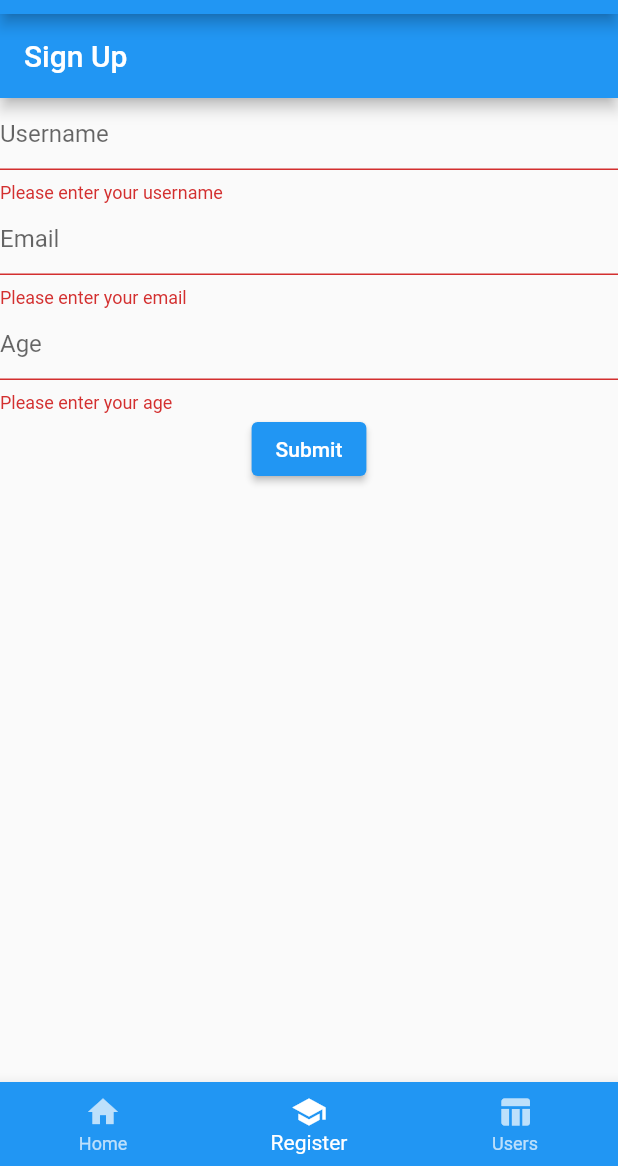
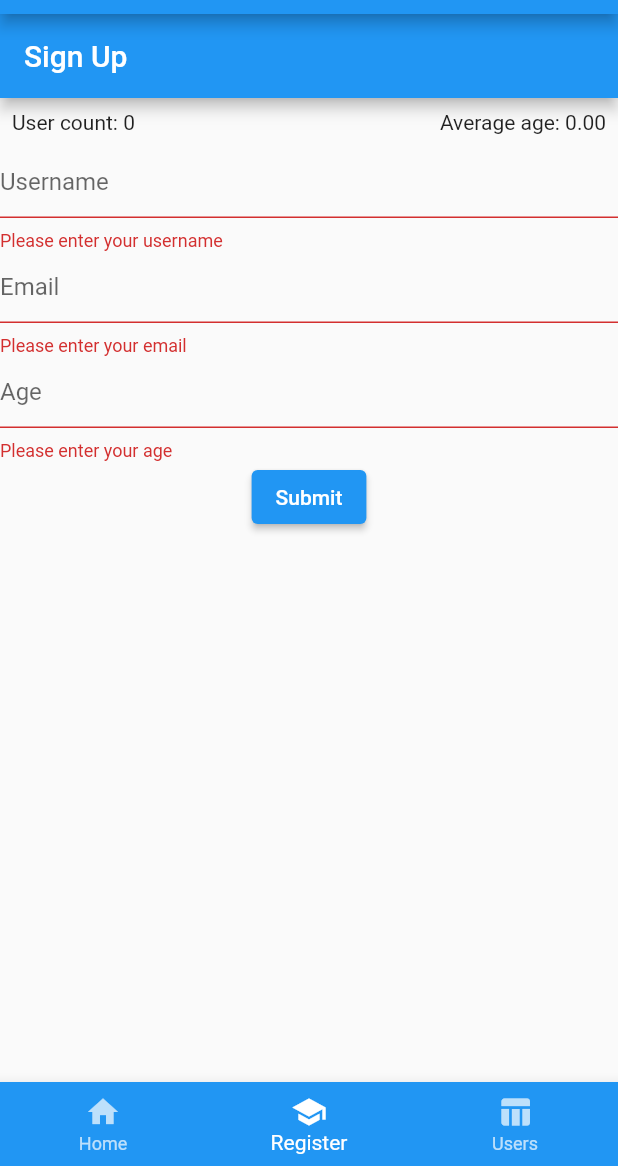
Before and after one commit to cristobalzuluaga/ucn_appuser, a Flutter app: the screen it shows after launch, item 2 of the bottom bar chosen, after a tap on "Submit", on a phone screen of 412 x 824 dp, the part 70-1236 px from its top. Run offline on Flutter 3.47's test engine with Material 2 defaults, Android fonts, the phone set to English and light mode, and no system bars; our stand-ins replace shared_preferences; network calls fail.

Commit message:
se adiciona el contador de usuarios y promedio de edad a todas las paginas

```diff
--- /dev/null
+++ b/lib/global_state.dart
@@ -0,0 +1,14 @@
+import 'user_model.dart';
+
+class GlobalState {
+  static int userCount = 0;
+  static double avgAge = 0.0;
+
+  static void updateUserCountAndAvgAge(List<User> users) {
+    userCount = users.length;
+    avgAge = users.isEmpty
+        ? 0
+        : users.map((user) => int.parse(user.age)).reduce((a, b) => a + b) /
+            users.length;
+  }
+}
--- a/lib/home_page.dart
+++ b/lib/home_page.dart
@@ -1,12 +1,33 @@
 import 'package:flutter/material.dart';
+import 'global_state.dart';
 
-class HomePage extends StatelessWidget {
+class HomePage extends StatefulWidget {
   const HomePage({Key? key}) : super(key: key);
 
   @override
+  _HomePageState createState() => _HomePageState();
+}
+
+class _HomePageState extends State<HomePage> {
+  @override
   Widget build(BuildContext context) {
-    return Column(
+    return Scaffold(
+      appBar: AppBar(
+        title: const Text('Home Page'),
+      ),
+      body: Column(
         children: [
+          Padding(
+            padding: const EdgeInsets.all(8.0),
+            child: Row(
+              mainAxisAlignment: MainAxisAlignment.spaceBetween,
+              children: [
+                Text('User count: ${GlobalState.userCount}'),
+                Text('Average age: ${GlobalState.avgAge.toStringAsFixed(2)}'),
+              ],
+            ),
+          ),
+          const SizedBox(height: 10),
           Image.network(
               'https://www.comfenalcoantioquia.com.co/wcm/connect/11733b3f-6812-4dbe-a616-77f36c98f664/1/49.png?MOD=AJPERES'),
           const SizedBox(height: 10),
@@ -15,6 +36,7 @@ class HomePage extends StatelessWidget {
           const Text('Leidy Estrada'),
           const Text('Steven Caicedo'),
         ],
+      ),
     );
   }
 }
--- a/lib/main.dart
+++ b/lib/main.dart
@@ -4,6 +4,7 @@ import 'sign_up_page.dart';
 import 'users_table_page.dart';
 import 'user_model.dart';
 import 'prefs_service.dart';
+import 'global_state.dart';
 
 void main() {
   runApp(const MyApp());
@@ -42,6 +43,7 @@ class _UsersDataState extends State<UsersData> {
     List<User> storedUsers = await PrefsService.retrieveUsers();
     setState(() {
       users = storedUsers;
+      GlobalState.updateUserCountAndAvgAge(users);
     });
   }
 
@@ -60,14 +62,23 @@ class _UsersDataState extends State<UsersData> {
     ];
 
     return Scaffold(
-      appBar: AppBar(
-        backgroundColor: Colors.blue,
-        title: const Text('UCN App users'),
-      ),
+      appBar: _buildAppBar(),
       body: Center(
         child: widgetOptions.elementAt(_selectedIndex),
       ),
-      bottomNavigationBar: BottomNavigationBar(
+      bottomNavigationBar: _buildBottomNavigationBar(),
+    );
+  }
+
+  AppBar _buildAppBar() {
+    return AppBar(
+      backgroundColor: Colors.blue,
+      title: const Text('UCN App users'),
+    );
+  }
+
+  BottomNavigationBar _buildBottomNavigationBar() {
+    return BottomNavigationBar(
       type: BottomNavigationBarType.fixed,
       backgroundColor: Colors.blue,
       selectedItemColor: Colors.white,
@@ -88,7 +99,6 @@ class _UsersDataState extends State<UsersData> {
       ],
       currentIndex: _selectedIndex,
       onTap: _onItemTapped,
-      ),
     );
   }
 }
--- a/lib/prefs_service.dart
+++ b/lib/prefs_service.dart
@@ -1,12 +1,14 @@
 import 'dart:convert';
 import 'package:shared_preferences/shared_preferences.dart';
 import 'user_model.dart';
+import 'global_state.dart';
 
 class PrefsService {
   static Future<void> storeUsers(List<User> users) async {
     final prefs = await SharedPreferences.getInstance();
     final usersJson = users.map((user) => user.toJson()).toList();
     await prefs.setString('users', jsonEncode(usersJson));
+    GlobalState.updateUserCountAndAvgAge(users);
   }
 
   static Future<List<User>> retrieveUsers() async {
--- a/lib/sign_up_page.dart
+++ b/lib/sign_up_page.dart
@@ -1,6 +1,7 @@
 import 'package:flutter/material.dart';
 import 'user_model.dart';
 import 'prefs_service.dart';
+import 'global_state.dart';
 
 class SignUpPage extends StatefulWidget {
   final List<User> users;
@@ -18,17 +19,35 @@ class _SignUpPageState extends State<SignUpPage> {
   final _ageController = TextEditingController();
 
   @override
-  void initState() {
-    super.initState();
-  }
-
-  @override
   Widget build(BuildContext context) {
     return Scaffold(
       appBar: AppBar(
         title: const Text('Sign Up'),
       ),
-      body: Form(
+      body: Column(
+        children: [
+          _buildStatsSection(),
+          _buildForm(),
+        ],
+      ),
+    );
+  }
+
+  Widget _buildStatsSection() {
+    return Padding(
+      padding: const EdgeInsets.all(8.0),
+      child: Row(
+        mainAxisAlignment: MainAxisAlignment.spaceBetween,
+        children: [
+          Text('User count: ${GlobalState.userCount}'),
+          Text('Average age: ${GlobalState.avgAge.toStringAsFixed(2)}'),
+        ],
+      ),
+    );
+  }
+
+  Widget _buildForm() {
+    return Form(
       key: _formKey,
       child: Column(
         children: <Widget>[
@@ -95,7 +114,6 @@ class _SignUpPageState extends State<SignUpPage> {
           ),
         ],
       ),
-      ),
     );
   }
 }
```
Also changed, not shown: lib/users_table_page.dart (+34 -7 lines). Lines whose indentation alone changed are shown as unchanged.
